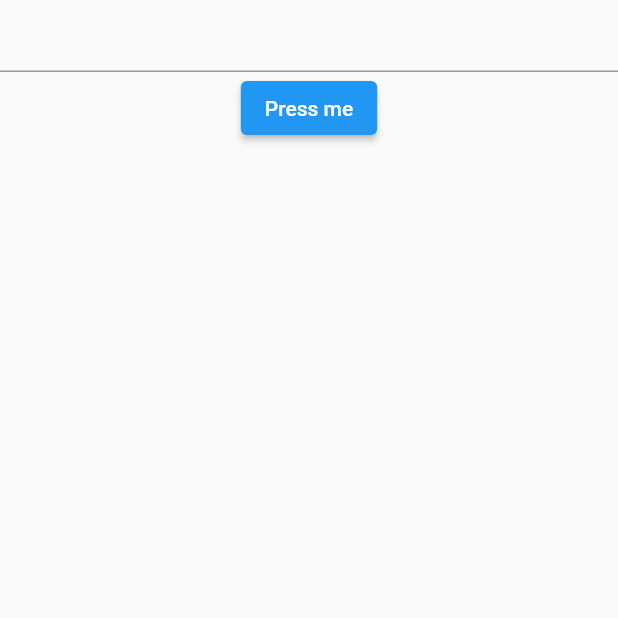
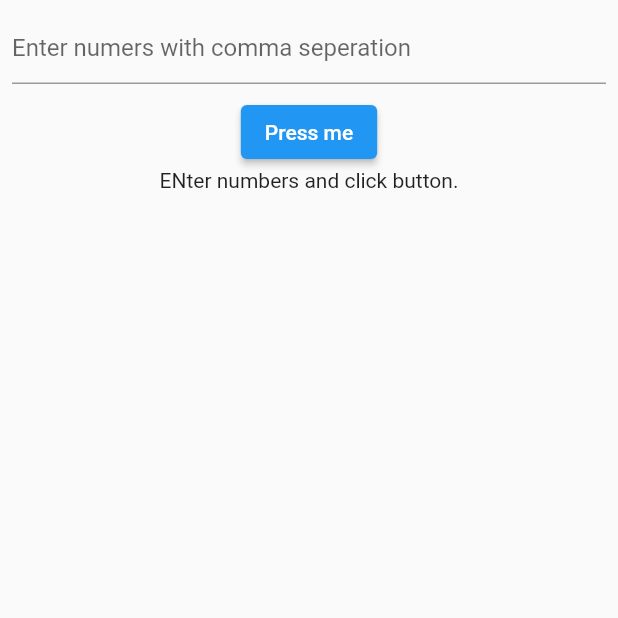
Before and after one commit to abinvs-2019/sequense_numer_test, a Flutter app: the screen it shows after launch, on a phone screen of 412 x 824 dp, the top half of it. Run offline on Flutter 3.47's test engine with Material 2 defaults, Android fonts, the phone set to English and light mode, and no system bars; our stand-ins replace fast_immutable_collections.

Commit message:
first commit

```diff
--- a/lib/home_page.dart
+++ b/lib/home_page.dart
@@ -32,12 +32,10 @@ class _HomePageTWOState extends State<HomePageTWO> {
   }
 
   modifyList({List? list}) async {
-    var list1 = list;
     print(list!.length);
     for (var i = 0; i <= (list.length) - 1; i++) {
       if (list[i] != list.last) {
         if (list[i] + 1 != list[i + 1]) {
-          // list.add(list[i] + 1);
           list2.add(list[i] + 1);
           print('list 2');
           print(list2);
@@ -63,9 +61,15 @@ class _HomePageTWOState extends State<HomePageTWO> {
             crossAxisAlignment: CrossAxisAlignment.center,
             mainAxisAlignment: MainAxisAlignment.center,
             children: [
-              TextField(
-                controller: _controller,
-                onChanged: (v) {},
+              Padding(
+                padding: const EdgeInsets.all(8.0),
+                child: TextFormField(
+                    decoration: InputDecoration(
+                        hintText: 'Enter numers with comma seperation'),
+                    controller: _controller,
+                    keyboardType: TextInputType.number,
+                    onChanged: (v) {},
+                    validator: (value) {}),
               ),
               ElevatedButton(
                 onPressed: ontapped,
@@ -107,7 +111,9 @@ class _HomePageTWOState extends State<HomePageTWO> {
                         ),
                       ],
                     )
-                  : Container()
+                  : Center(
+                      child: Text('ENter numbers and click button.'),
+                    )
             ],
           ),
         ),
```
